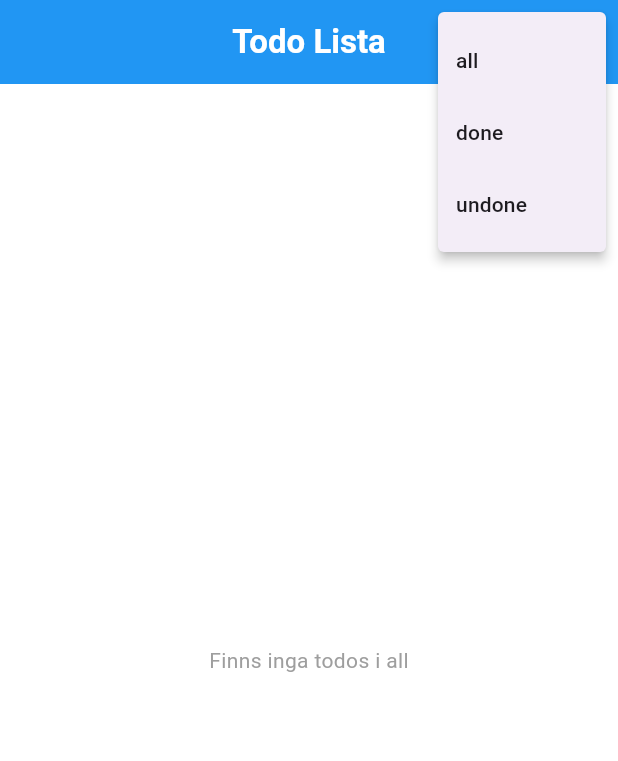
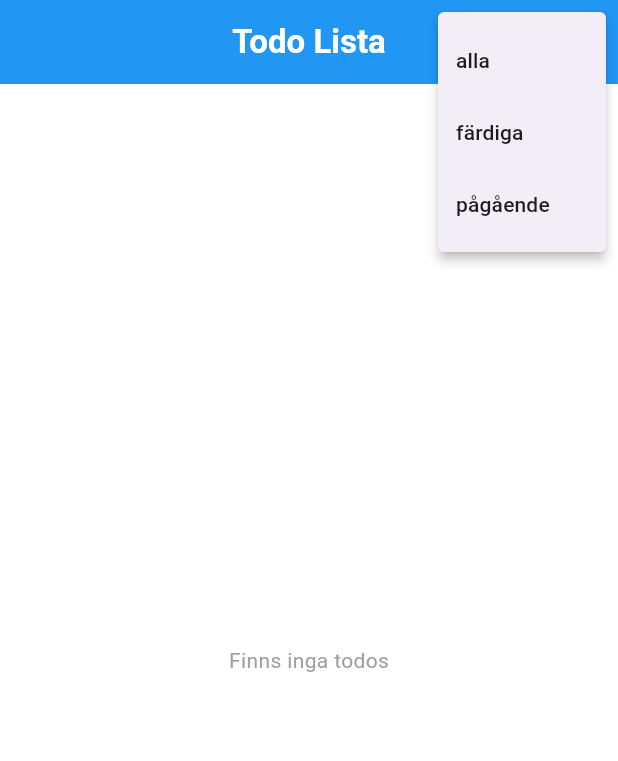
Before and after one commit to gu-tig333-ht25/gusbromaap, a Flutter app: the screen it shows after launch, after a tap on the "more vert" icon, on a phone screen of 412 x 824 dp. Shown: the top 761 px of the screen. Run offline on Flutter 3.47's test engine with Material 3 defaults, Android fonts, the phone set to English and light mode, and no system bars.

Commit message:
Skapa widget för _emptyListMessage

```diff
--- a/lib/main.dart
+++ b/lib/main.dart
@@ -101,7 +101,6 @@ class HomePage extends StatelessWidget {
     final todos = context
         .watch<AppState>()
         .todos; // Hämtar listan från AppState och lyssnar på ändringar
-    final filterName = context.watch<AppState>().filter.name;
 
     int numberOfTodos = todos.length;
 
@@ -116,24 +115,19 @@ class HomePage extends StatelessWidget {
               context.read<AppState>().setFilter(filter);
             },
             itemBuilder: (context) => [
-              PopupMenuItem(value: TodoFilter.all, child: Text('all')),
-              PopupMenuItem(value: TodoFilter.done, child: Text('done')),
-              PopupMenuItem(value: TodoFilter.undone, child: Text('undone')),
+              PopupMenuItem(value: TodoFilter.all, child: Text('alla')),
+              PopupMenuItem(value: TodoFilter.done, child: Text('färdiga')),
+              PopupMenuItem(value: TodoFilter.undone, child: Text('pågående')),
             ],
           ),
         ],
       ),
-      body: numberOfTodos == 0
-          ? Center(
-              child: Text(
-                "Finns inga todos i $filterName",
-                style: TextStyle(color: Colors.grey),
-              ),
-            )
-          : Expanded(
-              child: ListView(
-                children: todos.map((todo) => _item(context, todo)).toList(),
-              ),
+      body:
+          numberOfTodos ==
+              0 // Om sant visas _emptyListMessage annars visas todo listan
+          ? Center(child: _emptyListMessage(context))
+          : ListView(
+              children: todos.map((todo) => _item(context, todo)).toList(),
             ),
 
       floatingActionButton: FloatingActionButton(
@@ -199,9 +193,9 @@ class _AddToDoItemState extends State<AddToDoItem> {
               Navigator.pop(context); // Går tillbaka till föregående sida
             },
             itemBuilder: (context) => [
-              PopupMenuItem(value: TodoFilter.all, child: Text('all')),
-              PopupMenuItem(value: TodoFilter.done, child: Text('done')),
-              PopupMenuItem(value: TodoFilter.undone, child: Text('undone')),
+              PopupMenuItem(value: TodoFilter.all, child: Text('alla')),
+              PopupMenuItem(value: TodoFilter.done, child: Text('färdiga')),
+              PopupMenuItem(value: TodoFilter.undone, child: Text('pågående')),
             ],
           ),
         ],
@@ -243,6 +237,24 @@ class _AddToDoItemState extends State<AddToDoItem> {
           ],
         ),
       ),
+    );
+  }
+}
+
+Widget _emptyListMessage(BuildContext context) {
+  final filter = context.watch<AppState>().filter;
+
+  if (filter == TodoFilter.all) {
+    return Text("Finns inga todos", style: TextStyle(color: Colors.grey));
+  } else if (filter == TodoFilter.done) {
+    return Text(
+      "Finns inga färdiga todos",
+      style: TextStyle(color: Colors.grey),
+    );
+  } else {
+    return Text(
+      "Finns inga pågående todos",
+      style: TextStyle(color: Colors.grey),
     );
   }
 }
```
